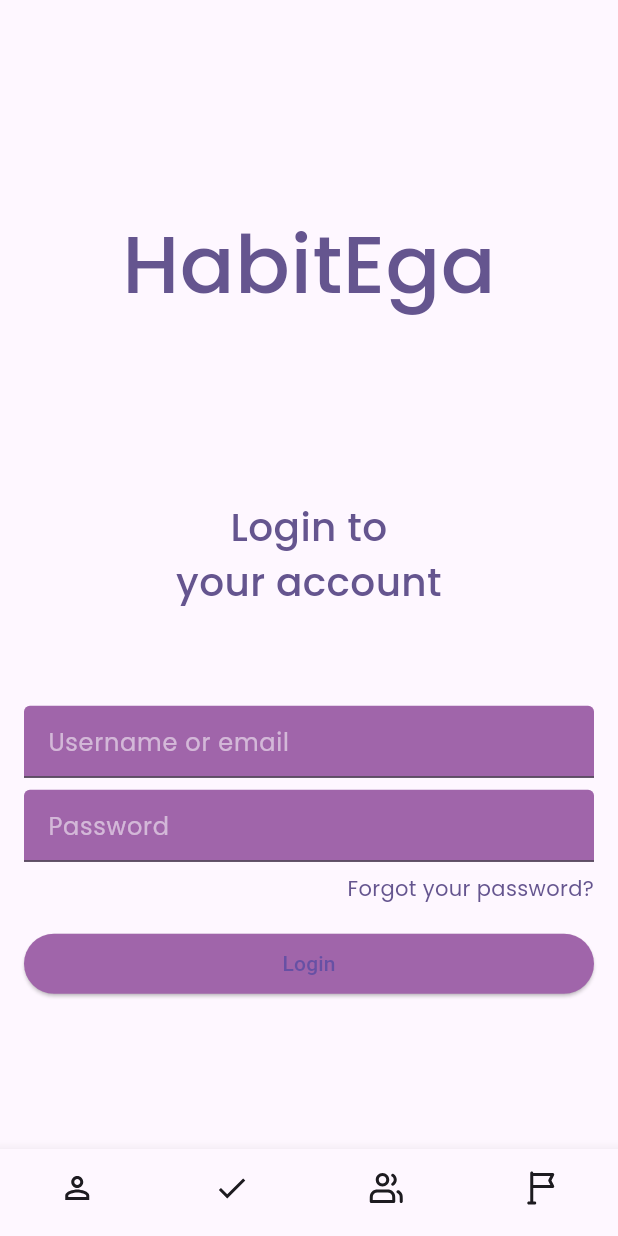
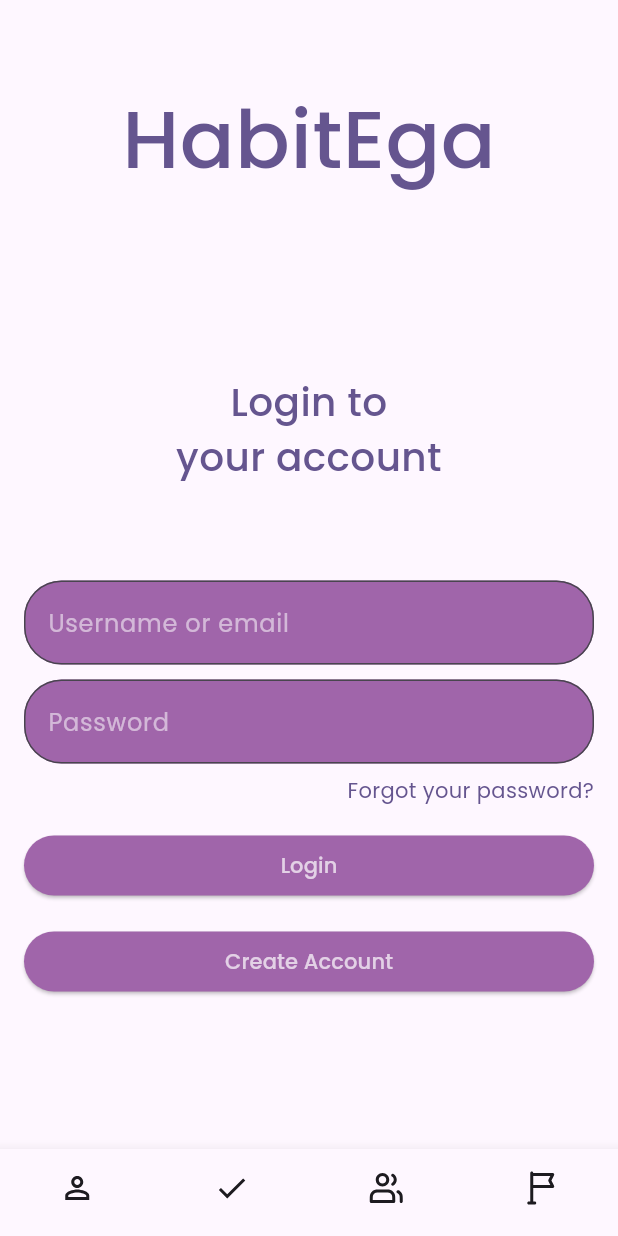
Before and after one commit to unf0rg1v3n/habitega, a Flutter app: the screen it shows after launch, on a phone screen of 412 x 824 dp. Run offline on Flutter 3.47's test engine with Material 3 defaults, Android fonts, the phone set to English and light mode, and no system bars; our stand-ins replace flutter_svg, google_fonts, material_symbols_icons.

Commit message:
changes in login_page (not finished) and added register_page (not finished)

```diff
--- a/lib/design/dimensions.dart
+++ b/lib/design/dimensions.dart
@@ -1,6 +1,11 @@
 const double fontSize16 = 16;
 const double fontSize24 = 24;
+const double fontSize26 = 26;
+const double fontSize32 = 32;
+const double fontSize54 = 54;
 
+const double height8 = 8;
+const double height10 = 10;
 const double height11 = 11;
 const double height65 = 65;
 const double height650 = 650;
@@ -9,3 +14,5 @@ const double width328 = 328;
 
 const double padding35 = 35;
 const double padding115 = 115;
+
+const double appBarHeight = 56;
--- a/lib/design/icons.dart
+++ b/lib/design/icons.dart
@@ -10,3 +10,5 @@ final SvgPicture iconplus = SvgPicture.asset('assets/icons/iconplus.svg');
 final SvgPicture hamburgericon = SvgPicture.asset('assets/icons/hamburger.svg');
 
 final SvgPicture stepsicon = SvgPicture.asset('assets/icons/soccer-one.svg');
+
+final SvgPicture hero = SvgPicture.asset('assets/icons/hero.svg');
--- a/lib/pages/login_page.dart
+++ b/lib/pages/login_page.dart
@@ -16,7 +16,8 @@ class _LoginPageState extends State<LoginPage>{
   Widget build(BuildContext context) {
     return Scaffold(
       backgroundColor: backgroundColor,
-      body: Column(
+      body: SingleChildScrollView(
+      child: Column(
         mainAxisAlignment: MainAxisAlignment.center,
         crossAxisAlignment: CrossAxisAlignment.center,
         children: [
@@ -26,7 +27,7 @@ class _LoginPageState extends State<LoginPage>{
               child: Text(
                 "HabitEga",
                 style: GoogleFonts.poppins(
-                  fontSize: 54.0,
+                  fontSize: fontSize54,
                   fontWeight: FontWeight.w500,
                   color: AppBarColor,
                 ),
@@ -38,7 +39,7 @@ class _LoginPageState extends State<LoginPage>{
             child: Text(
               "Login to\nyour account",
               style: GoogleFonts.poppins(
-                fontSize: 26.0,
+                fontSize: fontSize26,
                 fontWeight: FontWeight.w500,
                 color: AppBarColor,
               ),
@@ -55,10 +56,18 @@ class _LoginPageState extends State<LoginPage>{
                 hintStyle: GoogleFonts.poppins(
                     color: Colors.white54
                 ),
+                  border: OutlineInputBorder(
+                    borderRadius: BorderRadius.circular(25.0),
+                    borderSide: BorderSide(color: activeiconColor, width: 2),
+                  ),
+                  focusedBorder: OutlineInputBorder(
+                    borderRadius: BorderRadius.circular(25.0),
+                    borderSide: BorderSide(color: activeiconColor, width: 2),
+                  )
               ),
             ),
           ),
-          SizedBox(height: 8),
+          SizedBox(height: height10),
           Padding(
             padding: const EdgeInsets.symmetric(horizontal: 16.0),
             child: TextField(
@@ -69,10 +78,18 @@ class _LoginPageState extends State<LoginPage>{
                 hintStyle: GoogleFonts.poppins(
                     color: Colors.white54
                 ),
+                  border: OutlineInputBorder(
+                    borderRadius: BorderRadius.circular(25.0),
+                    borderSide: BorderSide(color: activeiconColor, width: 2),
+                  ),
+                  focusedBorder: OutlineInputBorder(
+                    borderRadius: BorderRadius.circular(25.0),
+                    borderSide: BorderSide(color: activeiconColor, width: 2),
+                  )
               ),
             ),
           ),
-          const SizedBox(height: 8),
+          const SizedBox(height: height8),
           Align(
             alignment: Alignment.centerRight,
             child: Padding(
@@ -93,12 +110,33 @@ class _LoginPageState extends State<LoginPage>{
                   fixedSize: const Size(double.infinity, 40),
                 ),
                 onPressed: (){},
-                child: Text("Login"),
+                child: Text(
+                  "Login",
+                  style: GoogleFonts.poppins(color: Colors.white70)
+                ),
+              ),
+            ),
+          ),
+          Padding(
+            padding: const EdgeInsets.symmetric(horizontal: 16.0),
+            child: SizedBox(
+              width: double.infinity,
+              child: ElevatedButton(
+                style: ElevatedButton.styleFrom(
+                  backgroundColor: activeiconColor,
+                  fixedSize: const Size(double.infinity, 40),
+                ),
+                onPressed: (){},
+                child: Text(
+                    "Create Account",
+                    style: GoogleFonts.poppins(color: Colors.white70),
+                ),
               ),
             ),
           ),
       ],
     ),
+      )
     );
   }
 }
--- a/lib/pages/tasks_page.dart
+++ b/lib/pages/tasks_page.dart
@@ -3,6 +3,7 @@ import 'package:flutter_svg/svg.dart';
 import 'package:hebitega/design/colors.dart';
 import 'package:flutter/material.dart';
 import 'package:hebitega/pages/hero_page.dart';
+import 'package:hebitega/pages/register_page.dart';
 import 'package:hebitega/pages/tasks_list.dart';
 import 'package:hebitega/pages/login_page.dart';
 import 'package:flutter_svg/flutter_svg.dart';
--- a/pubspec.yaml
+++ b/pubspec.yaml
@@ -35,6 +35,7 @@ dependencies:
   # Use with the CupertinoIcons class for iOS style icons.
   cupertino_icons: ^1.0.6
   google_fonts: ^6.2.1
+  material_symbols_icons: ^4.2719.3
 
 
 dev_dependencies:
```
Also changed, not shown: lib/pages/register_page.dart (added, +151 -0 lines), pubspec.lock.
